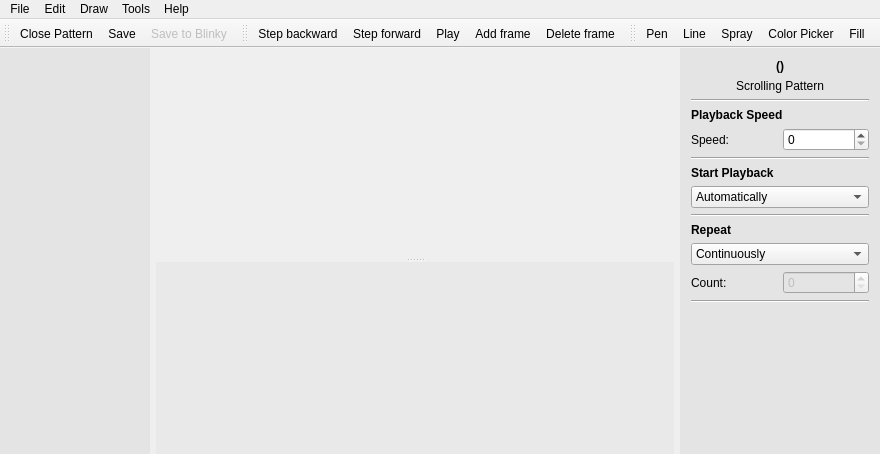
The window that PatternPaint/mainwindow.ui (Blinkinlabs/PatternPaint) describes before a commit, drawn with Qt 5.
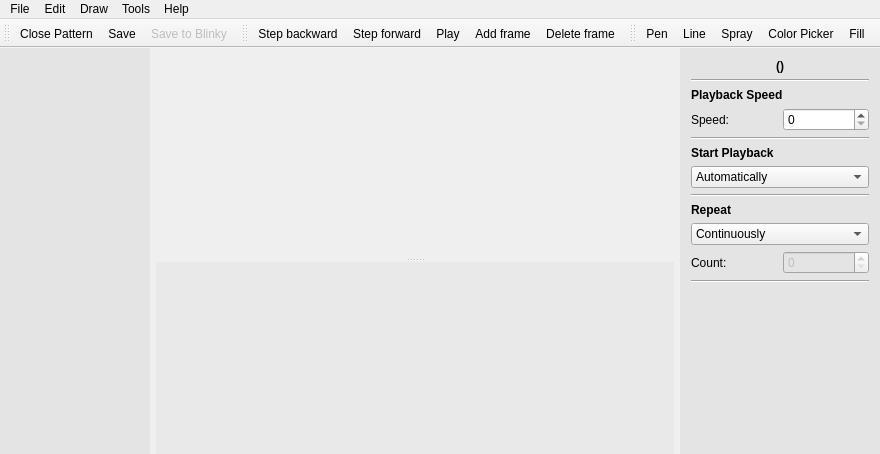
The same window after the commit. Icons and pictures are not drawn. Custom widgets are drawn as their Qt base class.

What changed in the file:
```diff
--- a/PatternPaint/mainwindow.ui
+++ b/PatternPaint/mainwindow.ui
@@ -396,16 +396,6 @@
          </property>
         </widget>
        </item>
-       <item>
-        <widget class="QLabel" name="patternType">
-         <property name="text">
-          <string>Scrolling Pattern</string>
-         </property>
-         <property name="alignment">
-          <set>Qt::AlignCenter</set>
-         </property>
-        </widget>
-       </item>
        <item>
         <widget class="Line" name="line_4">
          <property name="orientation">
```
Left out of the diff: 12 changed lines with no effect on the pictures.
